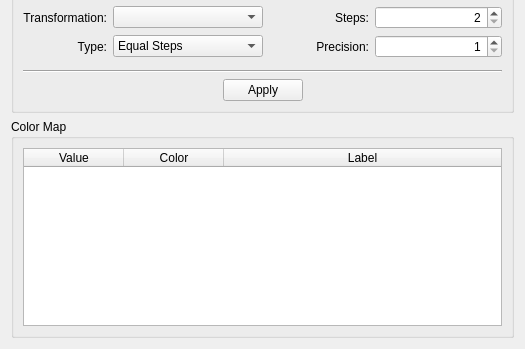
Above: src/terralib/qt/widgets/se/ui/ColorMapWidgetForm.ui from claudiobogossian/terralib5 before the change; both pictures show x 0 to 525 and y 168 to 517 of the 525 by 517 pixel window. Below: the same form after it.
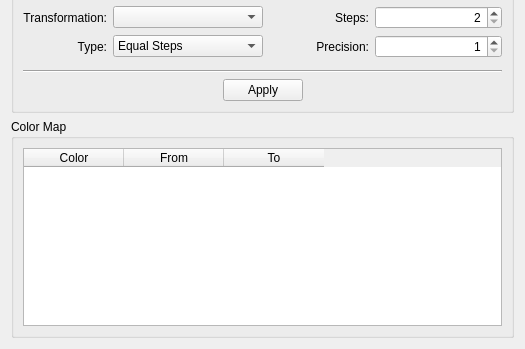
That is the form after the change.

Commit message: allowed to change the range values, refs #873

```diff
--- a/src/terralib/qt/widgets/se/ui/ColorMapWidgetForm.ui
+++ b/src/terralib/qt/widgets/se/ui/ColorMapWidgetForm.ui
@@ -334,16 +334,11 @@
         <item row="0" column="0">
          <widget class="QTableWidget" name="m_tableWidget">
           <attribute name="horizontalHeaderStretchLastSection">
-           <bool>true</bool>
+           <bool>false</bool>
           </attribute>
           <attribute name="verticalHeaderDefaultSectionSize">
            <number>25</number>
           </attribute>
-          <column>
-           <property name="text">
-            <string>Value</string>
-           </property>
-          </column>
           <column>
            <property name="text">
             <string>Color</string>
@@ -351,7 +346,12 @@
           </column>
           <column>
            <property name="text">
-            <string>Label</string>
+            <string>From</string>
+           </property>
+          </column>
+          <column>
+           <property name="text">
+            <string>To</string>
            </property>
           </column>
          </widget>
```
The commit also changes 1 other file.
